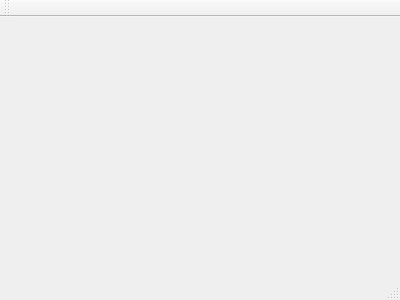
The window that mainwindow.ui (postep/pain_qt) describes before a commit, drawn with Qt 5.
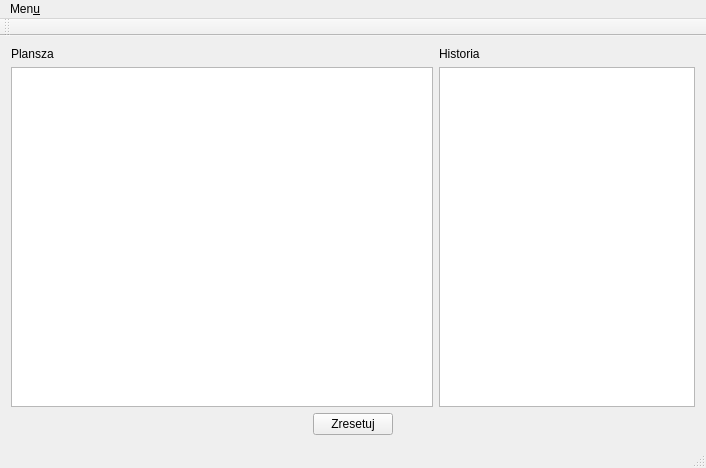
The same window after the commit.

The edit to the form file:
```diff
--- a/mainwindow.ui
+++ b/mainwindow.ui
@@ -1,24 +1,143 @@
 <ui version="4.0">
  <class>MainWindow</class>
- <widget class="QMainWindow" name="MainWindow" >
-  <property name="geometry" >
+ <widget class="QMainWindow" name="MainWindow">
+  <property name="geometry">
    <rect>
     <x>0</x>
     <y>0</y>
-    <width>400</width>
-    <height>300</height>
+    <width>706</width>
+    <height>468</height>
    </rect>
   </property>
   <property name="windowTitle" >
    <string>MainWindow</string>
   </property>
-  <widget class="QMenuBar" name="menuBar" />
-  <widget class="QToolBar" name="mainToolBar" />
-  <widget class="QWidget" name="centralWidget" />
-  <widget class="QStatusBar" name="statusBar" />
+  <widget class="QWidget" name="centralWidget">
+   <layout class="QVBoxLayout" name="verticalLayout_3">
+    <item>
+     <layout class="QHBoxLayout" name="horizontalLayout_2">
+      <item>
+       <layout class="QVBoxLayout" name="verticalLayout">
+        <item>
+         <widget class="QLabel" name="label">
+          <property name="text">
+           <string>Plansza</string>
+          </property>
+         </widget>
+        </item>
+        <item>
+         <widget class="QTableView" name="boardView">
+          <property name="sizeAdjustPolicy">
+           <enum>QAbstractScrollArea::AdjustToContents</enum>
+          </property>
+          <property name="dragEnabled">
+           <bool>true</bool>
+          </property>
+         </widget>
+        </item>
+       </layout>
+      </item>
+      <item>
+       <layout class="QVBoxLayout" name="verticalLayout_2">
+        <item>
+         <widget class="QLabel" name="label_2">
+          <property name="text">
+           <string>Historia</string>
+          </property>
+         </widget>
+        </item>
+        <item>
+         <widget class="QTableView" name="historyView">
+          <property name="sizePolicy">
+           <sizepolicy hsizetype="Maximum" vsizetype="Expanding">
+            <horstretch>0</horstretch>
+            <verstretch>0</verstretch>
+           </sizepolicy>
+          </property>
+         </widget>
+        </item>
+       </layout>
+      </item>
+     </layout>
+    </item>
+    <item>
+     <layout class="QHBoxLayout" name="horizontalLayout">
+      <item>
+       <spacer name="horizontalSpacer">
+        <property name="orientation">
+         <enum>Qt::Horizontal</enum>
+        </property>
+        <property name="sizeHint" stdset="0">
+         <size>
+          <width>40</width>
+          <height>20</height>
+         </size>
+        </property>
+       </spacer>
+      </item>
+      <item>
+       <widget class="QPushButton" name="pushButton">
+        <property name="text">
+         <string>Zresetuj</string>
+        </property>
+       </widget>
+      </item>
+      <item>
+       <spacer name="horizontalSpacer_2">
+        <property name="orientation">
+         <enum>Qt::Horizontal</enum>
+        </property>
+        <property name="sizeHint" stdset="0">
+         <size>
+          <width>40</width>
+          <height>20</height>
+         </size>
+        </property>
+       </spacer>
+      </item>
+     </layout>
+    </item>
+   </layout>
+  </widget>
+  <widget class="QMenuBar" name="menuBar">
+   <property name="geometry">
+    <rect>
+     <x>0</x>
+     <y>0</y>
+     <width>706</width>
+     <height>30</height>
+    </rect>
+   </property>
+   <widget class="QMenu" name="menuMenu">
+    <property name="title">
+     <string>Men&amp;u</string>
+    </property>
+    <addaction name="actionUstawienia"/>
+    <addaction name="actionZamknij"/>
+   </widget>
+   <addaction name="menuMenu"/>
+  </widget>
+  <widget class="QToolBar" name="mainToolBar">
+   <attribute name="toolBarArea">
+    <enum>TopToolBarArea</enum>
+   </attribute>
+   <attribute name="toolBarBreak">
+    <bool>false</bool>
+   </attribute>
+  </widget>
+  <widget class="QStatusBar" name="statusBar"/>
+  <action name="actionUstawienia">
+   <property name="text">
+    <string>Ustawienia</string>
+   </property>
+  </action>
+  <action name="actionZamknij">
+   <property name="text">
+    <string>Zamknij</string>
+   </property>
+  </action>
  </widget>
- <layoutDefault spacing="6" margin="11" />
- <pixmapfunction></pixmapfunction>
+ <layoutdefault spacing="6" margin="11"/>
  <resources/>
  <connections/>
 </ui>
```
Left out of the diff: 5 changed lines with no effect on the pictures.
